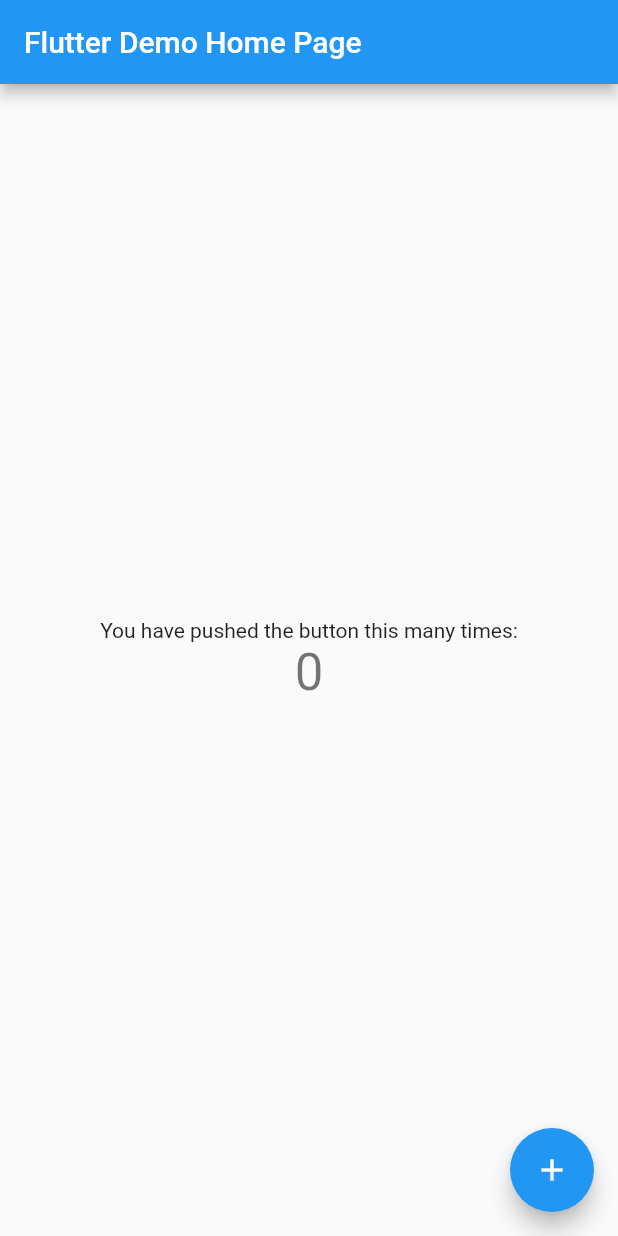
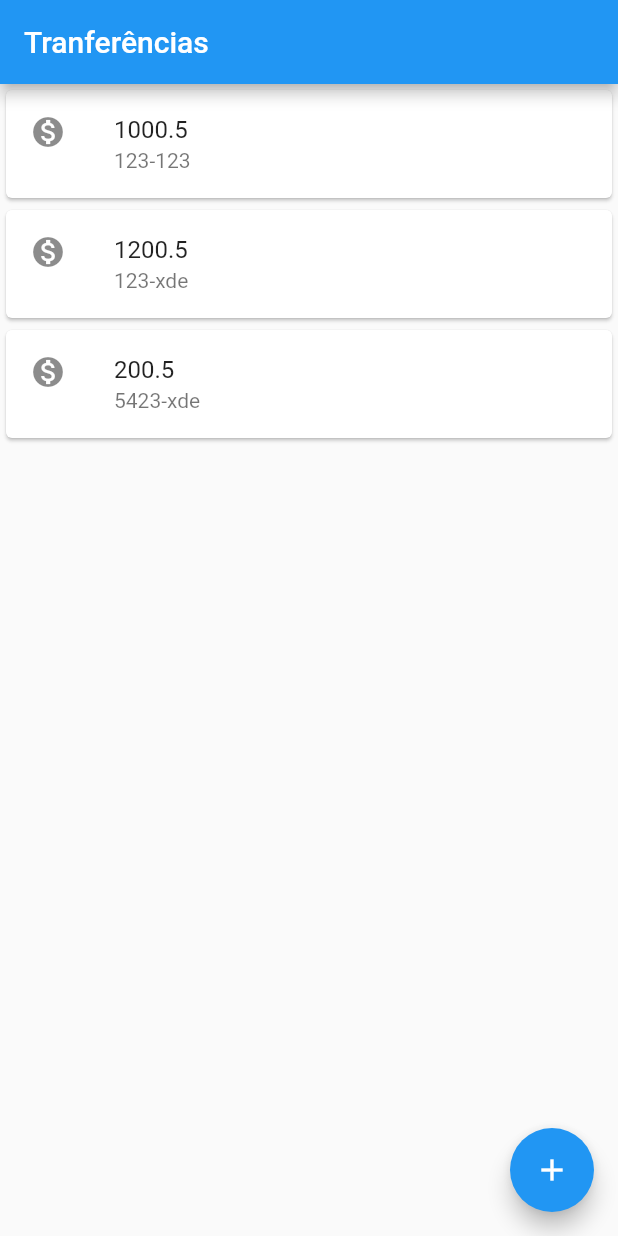
Before and after one commit to darlanhms/byte-bank-flutter, a Flutter app: the screen it shows after launch, on a phone screen of 412 x 824 dp. Run offline on Flutter 3.47's test engine with Material 2 defaults, Android fonts, the phone set to English and light mode, and no system bars.

Commit message:
some initial classes to work with the interface

```diff
--- a/lib/main.dart
+++ b/lib/main.dart
@@ -1,117 +1,54 @@
 import 'package:flutter/material.dart';
 
 void main() {
-  runApp(MyApp());
+  runApp(
+    MaterialApp(
+      home: Scaffold(
+        body: TransferList(),
+        appBar: AppBar(
+          title: Text("Tranferências"),
+        ),
+        floatingActionButton: FloatingActionButton(
+          child: Icon(Icons.add),
+        ),
+      ),
+    ),
+  );
 }
 
-class MyApp extends StatelessWidget {
-  // This widget is the root of your application.
+class TransferList extends StatelessWidget {
   @override
   Widget build(BuildContext context) {
-    return MaterialApp(
-      title: 'Flutter Demo',
-      theme: ThemeData(
-        // This is the theme of your application.
-        //
-        // Try running your application with "flutter run". You'll see the
-        // application has a blue toolbar. Then, without quitting the app, try
-        // changing the primarySwatch below to Colors.green and then invoke
-        // "hot reload" (press "r" in the console where you ran "flutter run",
-        // or simply save your changes to "hot reload" in a Flutter IDE).
-        // Notice that the counter didn't reset back to zero; the application
-        // is not restarted.
-        primarySwatch: Colors.blue,
-        // This makes the visual density adapt to the platform that you run
-        // the app on. For desktop platforms, the controls will be smaller and
-        // closer together (more dense) than on mobile platforms.
-        visualDensity: VisualDensity.adaptivePlatformDensity,
-      ),
-      home: MyHomePage(title: 'Flutter Demo Home Page'),
+    return Column(
+      children: [
+        TransferItem(Transfer(1000.50, "123-123")),
+        TransferItem(Transfer(1200.50, "123-xde")),
+        TransferItem(Transfer(200.50, "5423-xde")),
+      ],
     );
   }
 }
 
-class MyHomePage extends StatefulWidget {
-  MyHomePage({Key key, this.title}) : super(key: key);
+class TransferItem extends StatelessWidget {
+  final Transfer _transfer;
 
-  // This widget is the home page of your application. It is stateful, meaning
-  // that it has a State object (defined below) that contains fields that affect
-  // how it looks.
-
-  // This class is the configuration for the state. It holds the values (in this
-  // case the title) provided by the parent (in this case the App widget) and
-  // used by the build method of the State. Fields in a Widget subclass are
-  // always marked "final".
-
-  final String title;
-
-  @override
-  _MyHomePageState createState() => _MyHomePageState();
-}
-
-class _MyHomePageState extends State<MyHomePage> {
-  int _counter = 0;
-
-  void _incrementCounter() {
-    setState(() {
-      // This call to setState tells the Flutter framework that something has
-      // changed in this State, which causes it to rerun the build method below
-      // so that the display can reflect the updated values. If we changed
-      // _counter without calling setState(), then the build method would not be
-      // called again, and so nothing would appear to happen.
-      _counter++;
-    });
-  }
+  TransferItem(this._transfer);
 
   @override
   Widget build(BuildContext context) {
-    // This method is rerun every time setState is called, for instance as done
-    // by the _incrementCounter method above.
-    //
-    // The Flutter framework has been optimized to make rerunning build methods
-    // fast, so that you can just rebuild anything that needs updating rather
-    // than having to individually change instances of widgets.
-    return Scaffold(
-      appBar: AppBar(
-        // Here we take the value from the MyHomePage object that was created by
-        // the App.build method, and use it to set our appbar title.
-        title: Text(widget.title),
+    return Card(
+      child: ListTile(
+        leading: Icon(Icons.monetization_on),
+        title: Text(_transfer.value.toString()),
+        subtitle: Text(_transfer.accountNumber),
       ),
-      body: Center(
-        // Center is a layout widget. It takes a single child and positions it
-        // in the middle of the parent.
-        child: Column(
-          // Column is also a layout widget. It takes a list of children and
-          // arranges them vertically. By default, it sizes itself to fit its
-          // children horizontally, and tries to be as tall as its parent.
-          //
-          // Invoke "debug painting" (press "p" in the console, choose the
-          // "Toggle Debug Paint" action from the Flutter Inspector in Android
-          // Studio, or the "Toggle Debug Paint" command in Visual Studio Code)
-          // to see the wireframe for each widget.
-          //
-          // Column has various properties to control how it sizes itself and
-          // how it positions its children. Here we use mainAxisAlignment to
-          // center the children vertically; the main axis here is the vertical
-          // axis because Columns are vertical (the cross axis would be
-          // horizontal).
-          mainAxisAlignment: MainAxisAlignment.center,
-          children: <Widget>[
-            Text(
-              'You have pushed the button this many times:',
-            ),
-            Text(
-              '$_counter',
-              style: Theme.of(context).textTheme.headline4,
-            ),
-          ],
-        ),
-      ),
-      floatingActionButton: FloatingActionButton(
-        onPressed: _incrementCounter,
-        tooltip: 'Increment',
-        child: Icon(Icons.add),
-      ), // This trailing comma makes auto-formatting nicer for build methods.
     );
   }
 }
+
+class Transfer {
+  final double value;
+  final String accountNumber;
+
+  Transfer(this.value, this.accountNumber);
+}
```
Also changed, not shown: 1 other file.
